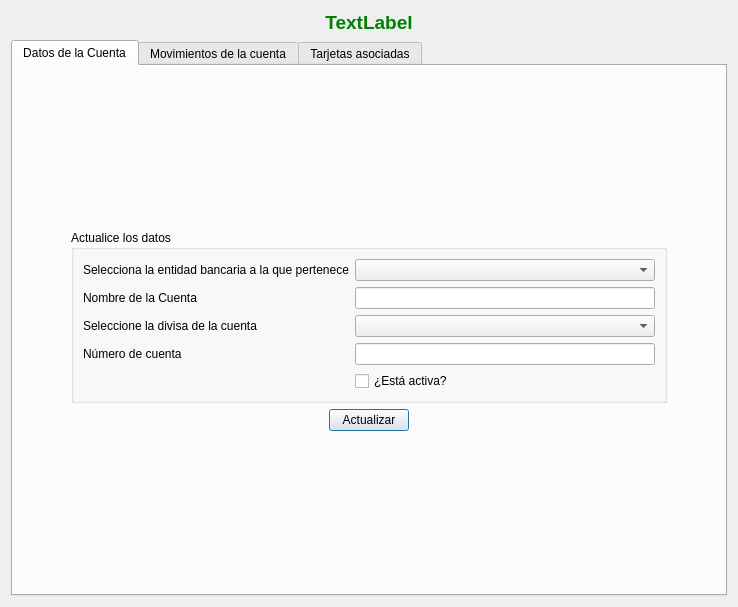
Above: ui/frmCuentasIBM.ui from turulomio/xulpymoney before the change. Below: the same form after it.
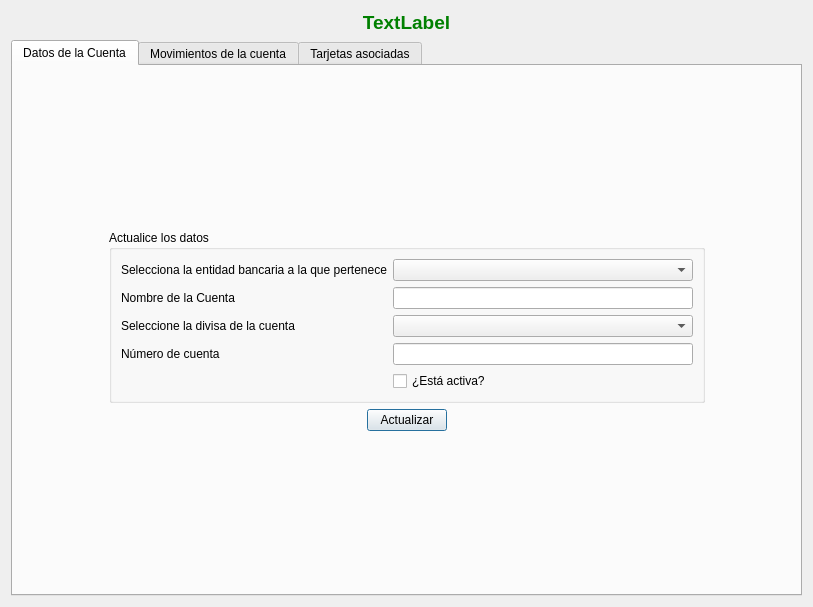
That is the form after the change. Icons and pictures are not drawn. Custom widgets are drawn as their Qt base class.

What changed in the file:
```diff
--- a/ui/frmCuentasIBM.ui
+++ b/ui/frmCuentasIBM.ui
@@ -9,7 +9,7 @@
    <rect>
     <x>0</x>
     <y>0</y>
-    <width>738</width>
+    <width>813</width>
     <height>607</height>
    </rect>
   </property>
```
Left out of the diff: 5 changed lines with no effect on the pictures.
